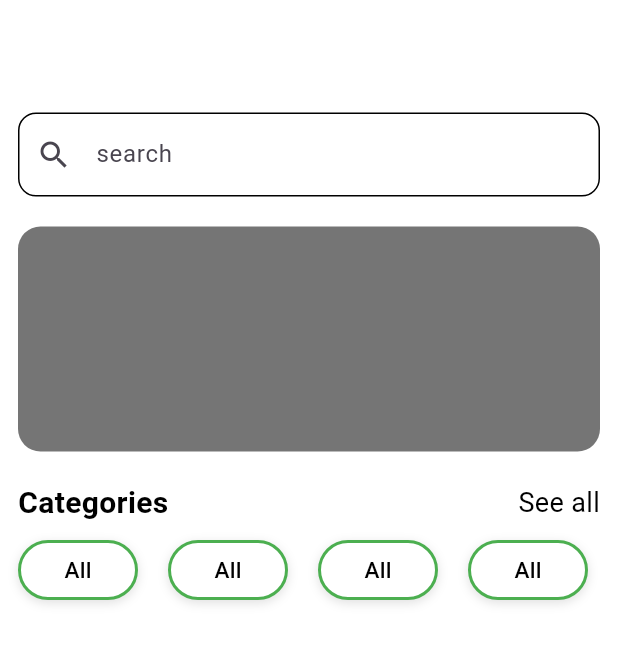
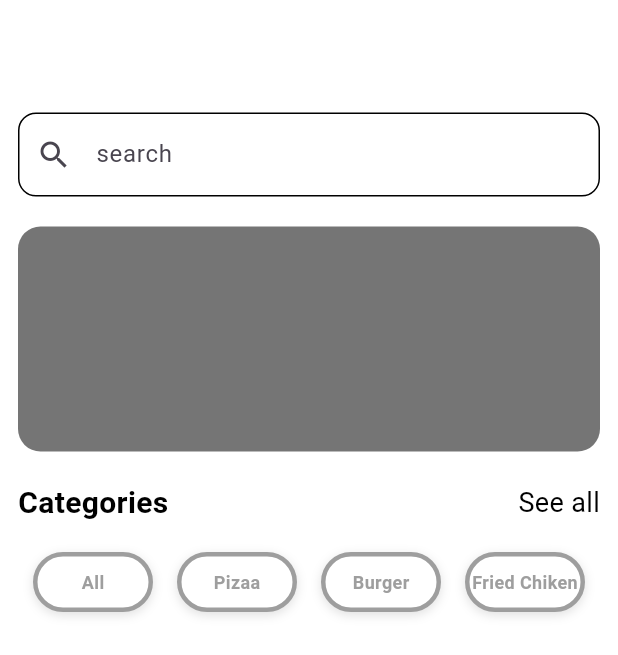
Before and after one commit to elshaarawy7/Zestora-App, a Flutter app: the HomePage screen opened by its route, on a phone screen of 412 x 824 dp. Shown: the top 655 px of the screen. Run offline on Flutter 3.47's test engine with Material 3 defaults, Android fonts, the light colour scheme and no system bars; our stand-ins replace go_router.

Commit message:
finish Custem Catogey

```diff
--- a/lib/futcher/ui/app/home_page.dart
+++ b/lib/futcher/ui/app/home_page.dart
@@ -53,17 +53,7 @@ class HomePage extends StatelessWidget {
 
             SizedBox(height: 10,) ,
 
-            Row(
-              children: [
-                CustemCatogry() ,
-                SizedBox(width: 20,) ,
-                CustemCatogry() ,
-                SizedBox(width: 20,) ,
-                CustemCatogry() ,
-                SizedBox(width: 20,) ,
-                CustemCatogry(),
-              ],
-            ) ,
+            CustemCatogory()
 
 
 
--- a/lib/futcher/ui/widgets/custem_catogry.dart
+++ b/lib/futcher/ui/widgets/custem_catogry.dart
@@ -1,24 +1,44 @@
 import 'package:flutter/material.dart';
 
-class CustemCatogry extends StatefulWidget {
-  const CustemCatogry({super.key});
+class CustemCatogory extends StatefulWidget {
+  const CustemCatogory({super.key});
 
   @override
-  State<CustemCatogry> createState() => _CustemCatogryState();
+  State<CustemCatogory> createState() =>
+      _CustemCatogoryState();
 }
 
-class _CustemCatogryState extends State<CustemCatogry> {
+class _CustemCatogoryState extends State<CustemCatogory> {
+  int selectedIndex = -1; // 👈 -1 يعني مفيش حاجة متعلم عليها لسه
+
+  final List<String> categories = [
+    "All"  ,
+    "Pizaa",
+    "Burger" ,
+    "Fried Chiken",
+  ];
+
   @override
   Widget build(BuildContext context) {
-    return Container(
+    return Row(
+      mainAxisAlignment: MainAxisAlignment.center,
+      children: List.generate(4, (index) {
+        return GestureDetector(
+          onTap: () {
+            setState(() {
+              selectedIndex = index; // ✅ يخلي الجديد Selected
+            });
+          },
+          child: Container(
+            margin: const EdgeInsets.all(8),
             height: 40,
-      width: 80,
+            width:80 ,
             decoration: BoxDecoration(
               borderRadius: BorderRadius.circular(20),
               color: const Color(0xFFFFFFFF),
               border: Border.all(
-      color: Colors.green, // ✅ لون الحواف أخضر
-      width: 2,            // سمك الحافة
+                color: selectedIndex == index ? Colors.green : Colors.grey, // ✅ واحد بس
+                width: 3,
               ),
               boxShadow: const [
                 BoxShadow(
@@ -29,13 +49,18 @@ class _CustemCatogryState extends State<CustemCatogry> {
               ],
             ),
             child: Center(
-    child: Text("All" , style: TextStyle(
-      color: Colors.black ,
-      fontSize: 15 ,
-      fontWeight: FontWeight.w500
-    ),),
+              child: Text(
+                categories[index],
+                style: TextStyle(
+                  color: selectedIndex == index ? Colors.green : Colors.grey,
+                  fontWeight: FontWeight.bold,
+                  fontSize: 12 ,
+                ),
+              ),
+            ),
           ),
         );
-
+      }),
+    );
   }
 }
```
Lines whose indentation alone changed are shown as unchanged.
